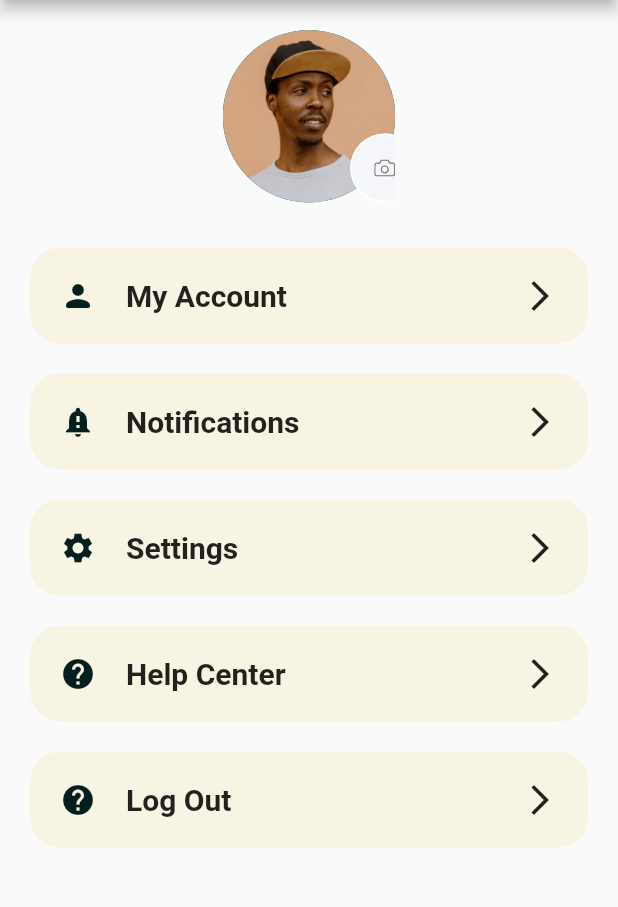
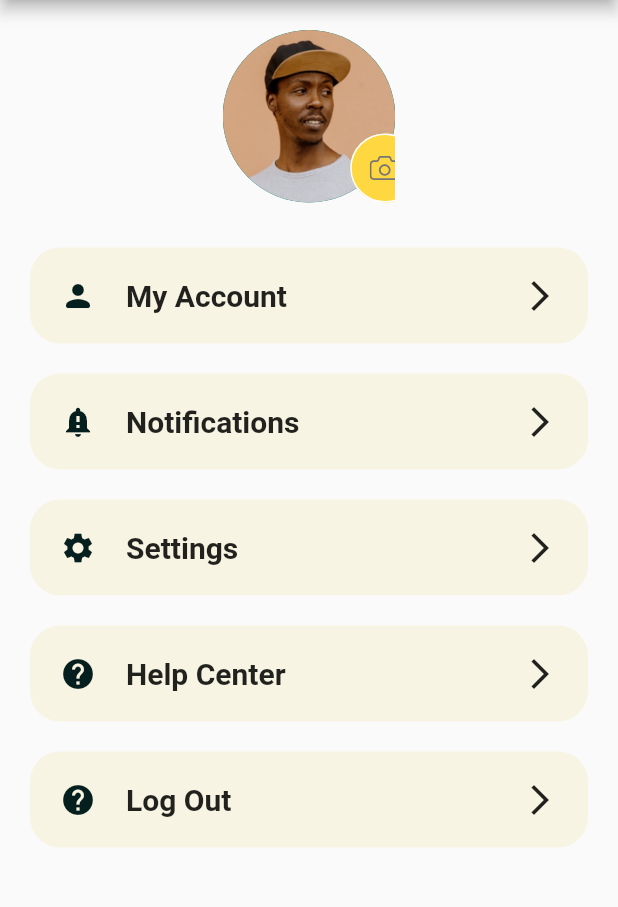
Before and after one commit to dhgavali/artsvalley, a Flutter app: the Profile screen opened by its route, after a tap on the "settings" icon, on a phone screen of 412 x 824 dp, the part 84-991 px from its top. Run offline on Flutter 3.47's test engine with Material 2 defaults, Android fonts, the phone set to English and light mode, and no system bars; our stand-ins replace carousel_slider, cloud_firestore, connectivity, curved_navigation_bar, dots_indicator, firebase_auth and 9 more; accounts and stored records are empty; network calls fail.

Commit message:
Remove extra code

```diff
--- a/lib/Image_uploader_view/image_uploading.dart
+++ b/lib/Image_uploader_view/image_uploading.dart
@@ -51,6 +51,7 @@ class Image_uploadState extends State<Image_upload> {
       print('Snapshot state: ${snapshot.state}'); //Paused, Running , Complete
       print(
           'Progress: ${(snapshot.bytesTransferred / snapshot.totalBytes) * 100} %');
+
     }, onError: (e) {
       print(uploadTask.snapshot);
     });
--- a/lib/components/mydrawer.dart
+++ b/lib/components/mydrawer.dart
@@ -1,7 +1,7 @@
 import 'package:artsvalley/services/auth.dart';
 import 'package:artsvalley/shared/constants.dart';
 import 'package:artsvalley/views/loginscreens/Welcome/welcome_screen.dart';
-import 'package:artsvalley/views/settings.dart';
+import 'package:artsvalley/views/settings/settingsscreen.dart';
 import 'package:firebase_auth/firebase_auth.dart';
 import 'package:flutter/cupertino.dart';
 import 'package:flutter/material.dart';
@@ -35,7 +35,7 @@ class MyDrawer extends StatelessWidget {
                 Navigator.push(
                   context,
                   CupertinoPageRoute(
-                    builder: (context) => SettingsPage(),
+                    builder: (context) => SettingsScreen(),
                   ),
                 );
               },
--- a/lib/profile_page/edit_Profile.dart
+++ b/lib/profile_page/edit_Profile.dart
@@ -139,7 +139,7 @@ class EditProfile with ChangeNotifier {
                                 )
                                 .update({'photoUrl': userProfileImageUrl});
                             Navigator.pop(context);
-                            //TODO make changes according to u for photo url . (on whencomplete this will sort out).
+
                           });
                         },
                       ),
--- a/lib/profile_page/profile.dart
+++ b/lib/profile_page/profile.dart
@@ -58,7 +58,6 @@ class Profile extends StatelessWidget {
           }
 
           if (snapshot.hasData) {
-            log("Into the streambuilder new profile page");
             return Column(
               children: [
                 Column(
--- a/lib/profile_page/updateProfilePhoto.dart
+++ b/lib/profile_page/updateProfilePhoto.dart
@@ -76,7 +76,6 @@ class _UpdateProfileImageState extends State<UpdateProfileImage> {
                       ),
                     ),
                     onPressed: () {
-                      log("reseleting the image");
                       Provider.of<EditProfile>(context, listen: false)
                           .selectProfileImageType(context);
                     },
@@ -93,7 +92,6 @@ class _UpdateProfileImageState extends State<UpdateProfileImage> {
                       Provider.of<DatabaseService>(context, listen: false)
                           .uploadUserProfileImage(context)
                           .whenComplete(() {
-                        log("into the when complete part");
                         FirebaseFirestore.instance
                             .collection(ProConstants.usersCollection)
                             .doc(
--- a/lib/providers/uploadPostProvider.dart
+++ b/lib/providers/uploadPostProvider.dart
@@ -70,7 +70,6 @@ class UploadPost with ChangeNotifier {
 
   //uploading Image to storage
   Future uploadPostToStorage() async {
-    print("Line no . 66 upload post function");
     TaskSnapshot tasksnapshot = await FirebaseStorage.instance
         .ref()
         .child('posts/${uploadPostImage.path}/${TimeOfDay.now()}')
--- a/lib/providers/usersdata.dart
+++ b/lib/providers/usersdata.dart
@@ -1,6 +1,6 @@
 import 'package:artsvalley/services/sharedPref.dart';
 import 'package:cloud_firestore/cloud_firestore.dart';
-import 'dart:developer';
+
 
 import 'package:flutter/cupertino.dart';
 
@@ -15,12 +15,10 @@ class UserDataProvider with ChangeNotifier {
   get userprof => this.userProfile;
 
   void intializeUserData(String userid) async {
-    log("Initialize method was called");
     QuerySnapshot data = await FirebaseFirestore.instance
         .collection("users")
         .where("userid", isEqualTo: userid)
         .get();
-    log("lets check are our getter workings");
     data.docs.map((snapshot) async {
       String _username = snapshot.data()['username'];
       String _useremail = snapshot.data()['useremail'];
@@ -34,7 +32,6 @@ class UserDataProvider with ChangeNotifier {
       await _prefs.saveUsername(_username);
       _prefs.saveDisplayName(_displayName).whenComplete(() {
         // UserProfileData().setData();
-        print("done storing data");
       });
 
       notifyListeners();
--- a/lib/services/auth.dart
+++ b/lib/services/auth.dart
@@ -148,7 +148,6 @@ class AuthMethods {
   }
 
   Future<void> resetPassword(String email) async {
-    print("sent email");
     return _auth.sendPasswordResetEmail(email: email);
   }
 }
--- a/lib/services/databaseService.dart
+++ b/lib/services/databaseService.dart
@@ -131,12 +131,10 @@ class DatabaseService with ChangeNotifier {
           int newFollowerCount;
 
           switch (actionType) {
-            case true:
-              print("true like increemnted");
+            case true:  //like increment
               newFollowerCount = snapshot.data()['likes'] + 1;
               break;
-            case false:
-              print("false like decremented");
+            case false:   //like decrement
               if (snapshot.data()['likes'] <= 0) {
                 print("cannot decrement");
                 newFollowerCount = 0;
--- a/lib/views/home.dart
+++ b/lib/views/home.dart
@@ -74,7 +74,7 @@ class _HomePageState extends State<HomePage> {
                   child: Text(snapshot.error.toString()),
                 );
               }
-              print("Stream builder into the original");
+
               if (snapshot.hasData) {
                 if (snapshot.connectionState == ConnectionState.waiting) {
                   return LinearProgressIndicator();
--- a/lib/views/loginscreens/Signup/signup_screen.dart
+++ b/lib/views/loginscreens/Signup/signup_screen.dart
@@ -104,7 +104,6 @@ class _SignUpScreenState extends State<SignUpScreen> {
                 GestureDetector(
                   onTap: () async {
                     if (_signUpFormKey.currentState.validate()) {
-                      print("Method called");
                       await context.read<AuthMethods>().signUp(
                           context: context,
                           fullname: nameController.text.trim(),
@@ -215,7 +214,6 @@ class _SignUpScreenState extends State<SignUpScreen> {
           suffixIcon: GestureDetector(
             onTap: () {
               //provider method which will change the true to false;
-              print("ontap method called");
               visibility.changeVisibility();
             },
             child: myIcon,
--- a/lib/views/loginscreens/reset/mailSent.dart
+++ b/lib/views/loginscreens/reset/mailSent.dart
@@ -1,5 +1,3 @@
-import 'dart:async';
-
 import 'package:artsvalley/components/rounded_button.dart';
 import 'package:artsvalley/helper/sizeconfig.dart';
 import 'package:artsvalley/views/loginscreens/Login/login_screen.dart';
@@ -7,7 +5,6 @@ import 'package:artsvalley/services/auth.dart';
 import 'package:flutter/cupertino.dart';
 import 'package:flutter/gestures.dart';
 import 'package:flutter/material.dart';
-import 'package:flutter_svg/flutter_svg.dart';
 import 'package:provider/provider.dart';
 
 class MailSent extends StatelessWidget {
--- a/lib/views/settings/profile_pic.dart
+++ b/lib/views/settings/profile_pic.dart
@@ -23,12 +23,21 @@ class ProfilePic extends StatelessWidget {
             child: SizedBox(
               height: 46,
               width: 46,
-              child: FlatButton(
-                shape: RoundedRectangleBorder(
+              child: TextButton(
+                 style: ButtonStyle(
+          shape: MaterialStateProperty.all<RoundedRectangleBorder>(
+            RoundedRectangleBorder(
+              borderRadius: BorderRadius.circular(50.00),
+              side: BorderSide(color: Colors.white),
+            ),
+          ),
+          backgroundColor: MaterialStateProperty.all<Color>(Colors.amberAccent)
+        ),
+                /* shape: RoundedRectangleBorder(
                   borderRadius: BorderRadius.circular(50),
                   side: BorderSide(color: Colors.white),
                 ),
-                color: Color(0xFFF5F6F9),
+                color: Color(0xFFF5F6F9), */
                 onPressed: () {},
                 child: SvgPicture.asset("assets/icons/Camera Icon.svg"),
               ),
--- a/lib/views/userprofile.dart
+++ b/lib/views/userprofile.dart
@@ -31,7 +31,6 @@ class UserProfilePage extends StatelessWidget {
           }
 
           if (snapshot.hasData) {
-            log("Into the streambuilder new profile page");
             return CustomScrollView(
               slivers: <Widget>[
                 SliverAppBar(
@@ -125,7 +124,6 @@ class UserProfilePage extends StatelessWidget {
                         }
                         if (snapshot.connectionState ==
                             ConnectionState.waiting) {
-                          log("bulder here");
                           return LinearProgressIndicator();
                         }
 
--- a/pubspec.yaml
+++ b/pubspec.yaml
@@ -34,6 +34,7 @@ dependencies:
   connectivity: ^3.0.3
   carousel_slider: ^3.0.0
   dots_indicator: ^2.0.0
+  get: ^4.1.4
 
 
 dev_dependencies:
```
Also changed, not shown: lib/shared/default_button.dart (+9 -3 lines), lib/views/showpost.dart (+9 -7 lines), pubspec.lock.
